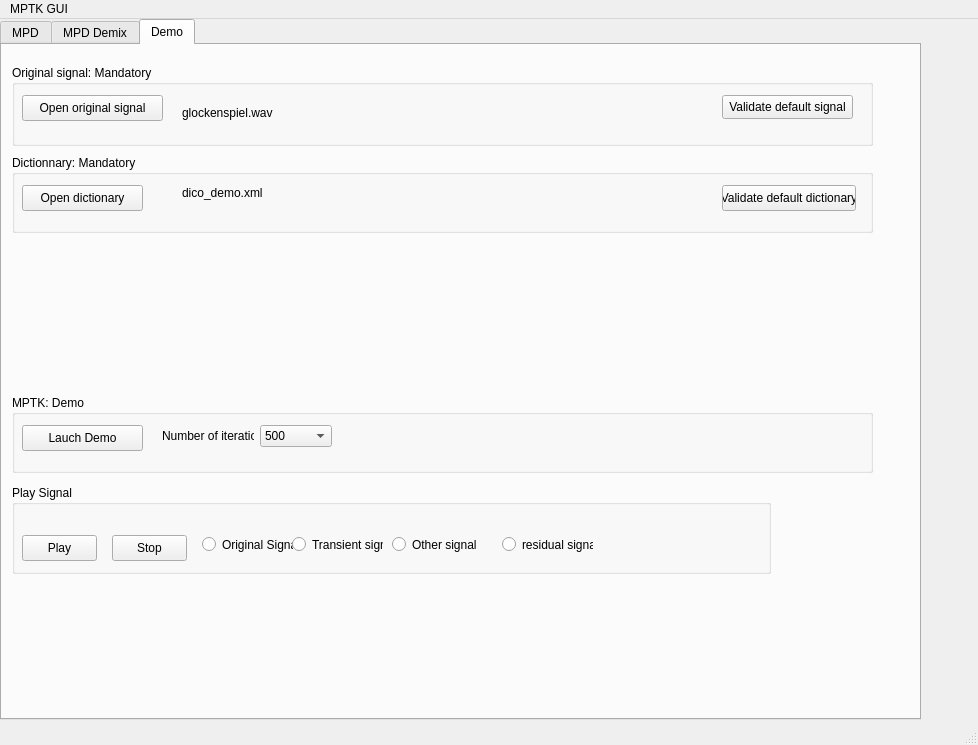
Above: src/gui/Qt/presentation/MPTK_GUI_APP.ui from ltfat/fastmpwithmultigabor before the change. Below: the same form after it.
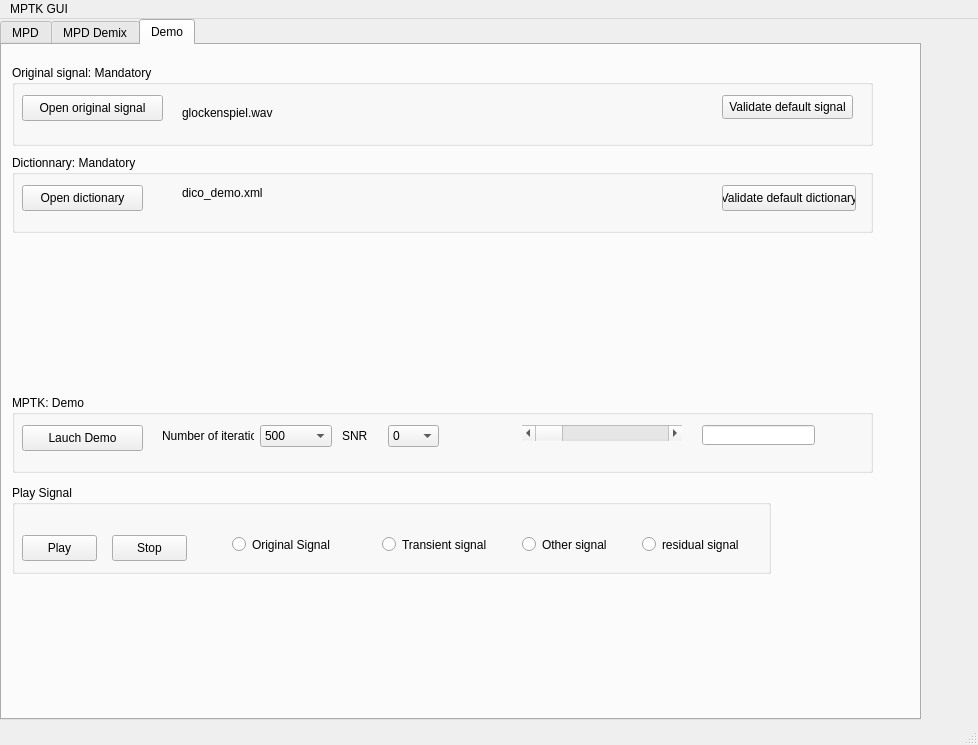
That is the form after the change. The open tabs and pages were chosen to show the change. Icons and pictures are not drawn.

Commit message: Modify Demo tab for GUI

Diff of the .ui file:
```diff
--- a/src/gui/Qt/presentation/MPTK_GUI_APP.ui
+++ b/src/gui/Qt/presentation/MPTK_GUI_APP.ui
@@ -1959,7 +1959,7 @@
            <rect>
             <x>160</x>
             <y>20</y>
-            <width>371</width>
+            <width>541</width>
             <height>41</height>
            </rect>
           </property>
@@ -1971,7 +1971,7 @@
             <rect>
              <x>10</x>
              <y>10</y>
-             <width>241</width>
+             <width>521</width>
              <height>16</height>
             </rect>
            </property>
@@ -2096,6 +2096,117 @@
            </item>
           </layout>
          </widget>
+         <widget class="QWidget" name="layoutWidget_2" >
+          <property name="geometry" >
+           <rect>
+            <x>330</x>
+            <y>30</y>
+            <width>97</width>
+            <height>22</height>
+           </rect>
+          </property>
+          <layout class="QHBoxLayout" >
+           <item>
+            <widget class="QLabel" name="label_16" >
+             <property name="text" >
+              <string>SNR</string>
+             </property>
+            </widget>
+           </item>
+           <item>
+            <widget class="QComboBox" name="comboBoxSnr_2" >
+             <item>
+              <property name="text" >
+               <string>0</string>
+              </property>
+             </item>
+             <item>
+              <property name="text" >
+               <string>5</string>
+              </property>
+             </item>
+             <item>
+              <property name="text" >
+               <string>10</string>
+              </property>
+             </item>
+             <item>
+              <property name="text" >
+               <string>15</string>
+              </property>
+             </item>
+             <item>
+              <property name="text" >
+               <string>20</string>
+              </property>
+             </item>
+             <item>
+              <property name="text" >
+               <string>25</string>
+              </property>
+             </item>
+             <item>
+              <property name="text" >
+               <string>30</string>
+              </property>
+             </item>
+             <item>
+              <property name="text" >
+               <string>45</string>
+              </property>
+             </item>
+             <item>
+              <property name="text" >
+               <string>50</string>
+              </property>
+             </item>
+             <item>
+              <property name="text" >
+               <string>60</string>
+              </property>
+             </item>
+             <item>
+              <property name="text" >
+               <string>80</string>
+              </property>
+             </item>
+             <item>
+              <property name="text" >
+               <string>90</string>
+              </property>
+             </item>
+             <item>
+              <property name="text" >
+               <string>100</string>
+              </property>
+             </item>
+            </widget>
+           </item>
+          </layout>
+         </widget>
+         <widget class="QScrollBar" name="horizontalScrollBar" >
+          <property name="geometry" >
+           <rect>
+            <x>510</x>
+            <y>30</y>
+            <width>160</width>
+            <height>16</height>
+           </rect>
+          </property>
+          <property name="orientation" >
+           <enum>Qt::Horizontal</enum>
+          </property>
+         </widget>
+         <widget class="QLineEdit" name="lineEdit" >
+          <property name="geometry" >
+           <rect>
+            <x>690</x>
+            <y>30</y>
+            <width>113</width>
+            <height>20</height>
+           </rect>
+          </property>
+         </widget>
         </widget>
         <widget class="QGroupBox" name="groupBox_18" >
          <property name="geometry" >
@@ -2137,9 +2248,9 @@
          <widget class="QRadioButton" name="radioButtonOriDemo" >
           <property name="geometry" >
            <rect>
-            <x>190</x>
+            <x>220</x>
             <y>50</y>
-            <width>91</width>
+            <width>121</width>
             <height>19</height>
            </rect>
           </property>
@@ -2150,9 +2261,9 @@
          <widget class="QRadioButton" name="radioButtonResiDemo" >
           <property name="geometry" >
            <rect>
-            <x>490</x>
+            <x>630</x>
             <y>50</y>
-            <width>91</width>
+            <width>111</width>
             <height>19</height>
            </rect>
           </property>
@@ -2188,9 +2299,9 @@
          <widget class="QRadioButton" name="radioButtonTransiDemo" >
           <property name="geometry" >
            <rect>
-            <x>280</x>
+            <x>370</x>
             <y>50</y>
-            <width>91</width>
+            <width>111</width>
             <height>19</height>
            </rect>
           </property>
@@ -2201,9 +2312,9 @@
          <widget class="QRadioButton" name="radioButtonOtherDemo" >
           <property name="geometry" >
            <rect>
-            <x>380</x>
+            <x>510</x>
             <y>50</y>
-            <width>91</width>
+            <width>111</width>
             <height>19</height>
            </rect>
           </property>
```
Left out of the diff: 14 changed lines with no effect on the pictures. The commit also changes 3 other files.
